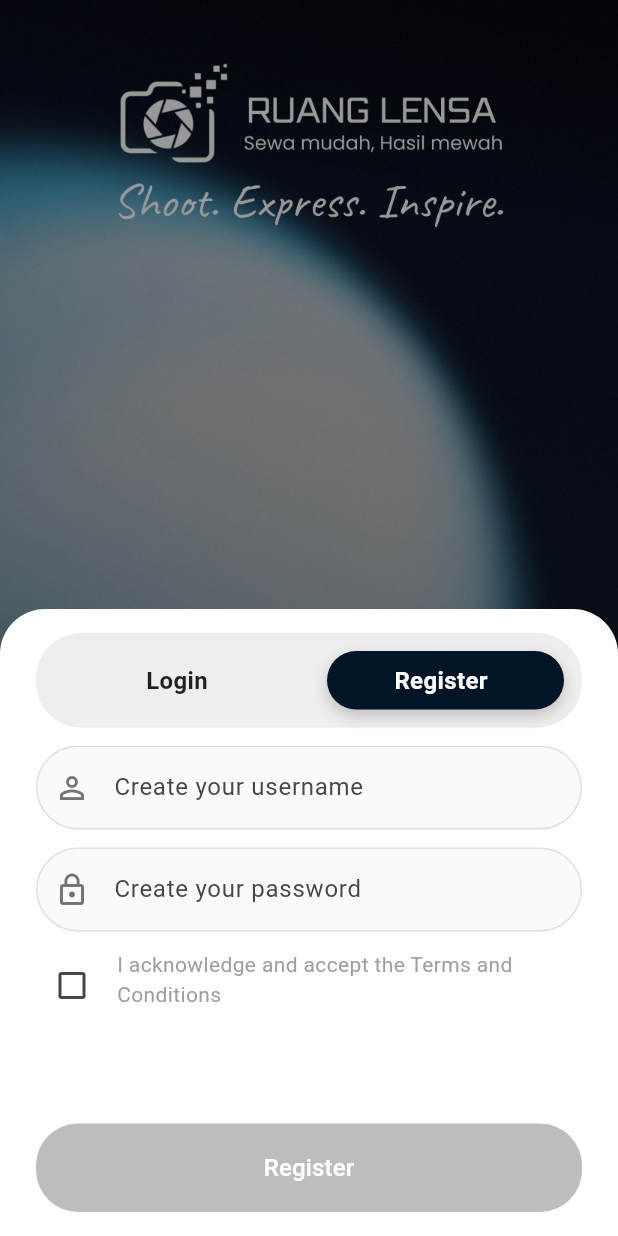
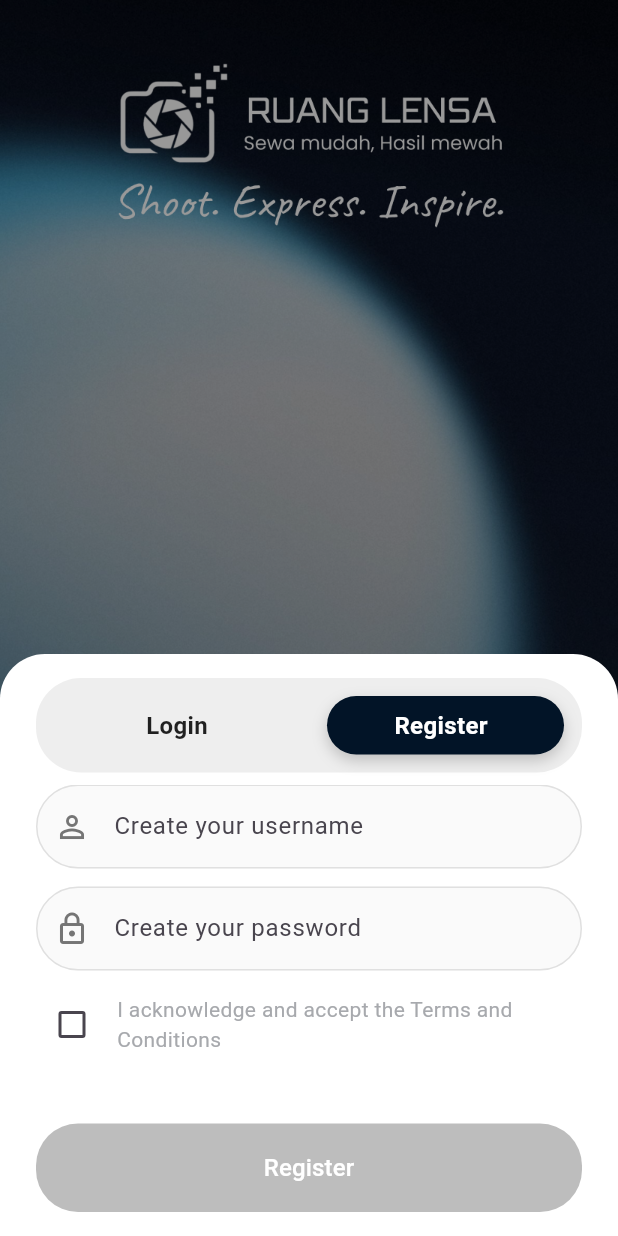
Before and after one commit to FaFlame/ruanglensa, a Flutter app: the screen it shows after launch, after a tap on "Register", on a phone screen of 412 x 824 dp. Run offline on Flutter 3.47's test engine with Material 3 defaults, Android fonts, the phone set to English and light mode, and no system bars.

```diff
--- a/lib/features/auth/presentation/login_page_clean.dart
+++ b/lib/features/auth/presentation/login_page_clean.dart
@@ -140,8 +140,12 @@ class _LoginPageCleanState extends State<LoginPageClean> {
   @override
   Widget build(BuildContext context) {
     final bottomInset = MediaQuery.of(context).viewInsets.bottom;
+    // no extra screenHeight variable needed for fixed heights
 
     return Scaffold(
+      // Keep scaffold from resizing; we use AnimatedPadding with
+      // MediaQuery.viewInsets.bottom so the bottom sheet will move
+      // exactly up to the keyboard (stick to it) without jumping.
       resizeToAvoidBottomInset: false,
       body: Stack(
         children: [
@@ -163,6 +167,9 @@ class _LoginPageCleanState extends State<LoginPageClean> {
               padding: EdgeInsets.only(bottom: bottomInset),
               child: Container(
                 width: double.infinity,
+                // restore original inner bottom padding so the sheet layout
+                // matches the earlier behavior (small overflow when keyboard
+                // appears). Checkbox color changes are preserved.
                 padding: const EdgeInsets.fromLTRB(24, 16, 24, 16),
                 decoration: const BoxDecoration(
                   color: Colors.white,
@@ -273,10 +280,14 @@ class _LoginPageCleanState extends State<LoginPageClean> {
                         },
                       ),
 
-                      const SizedBox(height: 12),
+                      const SizedBox(height: 8),
 
-                      SizedBox(
-                        height: 240,
+                      AnimatedContainer(
+                        duration: const Duration(milliseconds: 250),
+                        // Revert to the earlier heights that produced the
+                        // small (4px) overflow and made the sheet appear to
+                        // stick to the keyboard: normal=220, keyboard=180.
+                        height: bottomInset > 0 ? 180 : 220,
                         child: PageView(
                           controller: _pageController,
                           onPageChanged: (i) => setState(() => _pageIndex = i),
@@ -290,7 +301,7 @@ class _LoginPageCleanState extends State<LoginPageClean> {
                                   icon: Icons.person_outline,
                                   error: _loginUsernameError,
                                 ),
-                                const SizedBox(height: 12),
+                                const SizedBox(height: 10),
                                 _buildTextField(
                                   controller: passwordController,
                                   hint: 'Password',
@@ -298,19 +309,41 @@ class _LoginPageCleanState extends State<LoginPageClean> {
                                   obscure: true,
                                   error: _loginPasswordError,
                                 ),
-                                const SizedBox(height: 12),
+                                const SizedBox(height: 10),
                                 Row(
+                                  crossAxisAlignment: CrossAxisAlignment.center,
                                   children: [
                                     Checkbox(
                                       value: _remember,
                                       tristate: false,
+                                      checkColor: Colors.white,
+                                      fillColor:
+                                          WidgetStateProperty.resolveWith<
+                                            Color?
+                                          >((states) {
+                                            if (states.contains(
+                                              WidgetState.selected,
+                                            ))
+                                              return const Color(0xFF011229);
+                                            return null;
+                                          }),
                                       onChanged: (v) => setState(
                                         () => _remember = v ?? false,
                                       ),
                                     ),
+                                    const SizedBox(width: 6),
                                     const Text('Remember me'),
                                     const Spacer(),
                                     TextButton(
+                                      style: TextButton.styleFrom(
+                                        padding: EdgeInsets.zero,
+                                        minimumSize: const Size(0, 0),
+                                        tapTargetSize:
+                                            MaterialTapTargetSize.shrinkWrap,
+                                        foregroundColor: const Color(
+                                          0xFF003A87,
+                                        ),
+                                      ),
                                       onPressed: () {},
                                       child: const Text('Forgot Password?'),
                                     ),
@@ -338,11 +371,22 @@ class _LoginPageCleanState extends State<LoginPageClean> {
                                 ),
                                 const SizedBox(height: 12),
                                 Row(
-                                  crossAxisAlignment: CrossAxisAlignment.start,
+                                  crossAxisAlignment: CrossAxisAlignment.center,
                                   children: [
                                     Checkbox(
                                       value: _regAccepted,
                                       tristate: false,
+                                      checkColor: Colors.white,
+                                      fillColor:
+                                          WidgetStateProperty.resolveWith<
+                                            Color?
+                                          >((states) {
+                                            if (states.contains(
+                                              WidgetState.selected,
+                                            ))
+                                              return const Color(0xFF011229);
+                                            return null;
+                                          }),
                                       onChanged: (v) => setState(
                                         () => _regAccepted = v ?? false,
                                       ),
@@ -352,7 +396,9 @@ class _LoginPageCleanState extends State<LoginPageClean> {
                                       child: Text(
                                         'I acknowledge and accept the Terms and Conditions',
                                         style: TextStyle(
-                                          color: Colors.grey.shade500,
+                                          color: _regAccepted
+                                              ? const Color(0xFF011229)
+                                              : const Color(0xFFA7A9AD),
                                         ),
                                       ),
                                     ),
@@ -364,7 +410,7 @@ class _LoginPageCleanState extends State<LoginPageClean> {
                         ),
                       ),
 
-                      const SizedBox(height: 12),
+                      const SizedBox(height: 6),
 
                       Builder(
                         builder: (context) {
```
Also changed, not shown: lib/main.dart (line endings or trailing spaces).
